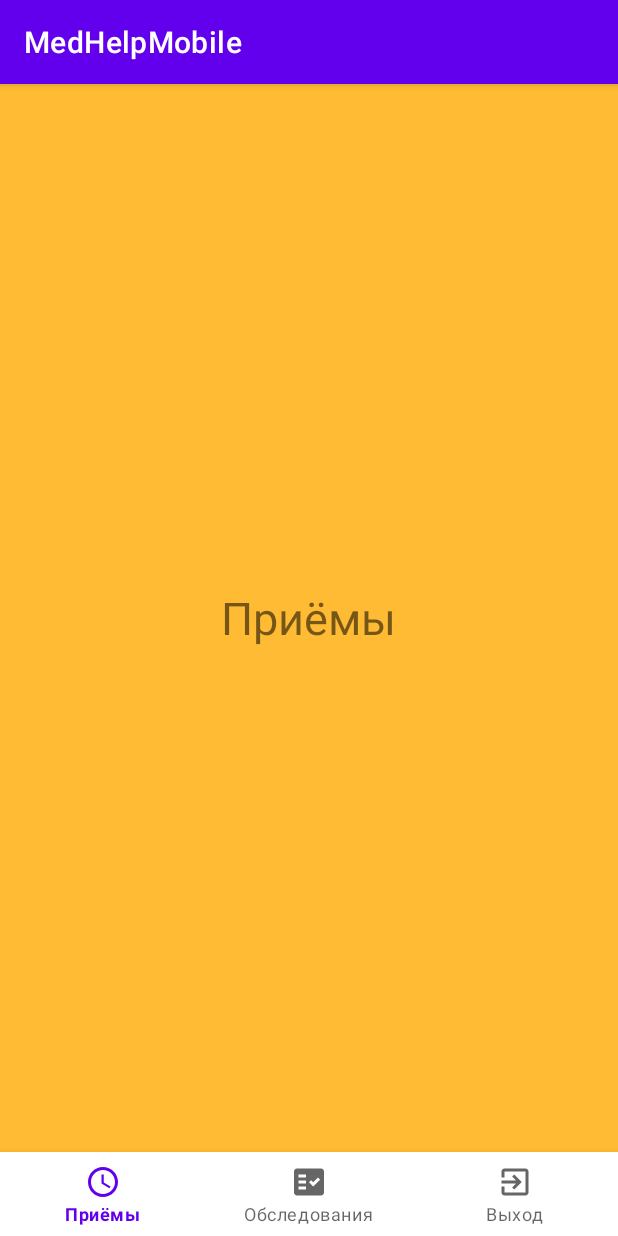
After one commit to Underwindow/medhelp-mobile, an Android app: the ScheduleFragment screen opened directly, with no data from a screen before it, on a phone screen of 412 x 824 dp. The commit adds this screen. Run offline under Robolectric (Android 15) with nearby library versions, the phone set to English and light mode, and no system bars.

Commit message:
Добавлены страницы авторизации, приёмов, обследований и выхода из учетной записи

```diff
--- a/app/build.gradle
+++ b/app/build.gradle
@@ -39,7 +39,9 @@ dependencies {
     implementation 'androidx.appcompat:appcompat:1.2.0'
     implementation 'com.google.android.material:material:1.2.1'
     implementation 'androidx.constraintlayout:constraintlayout:2.0.4'
+    implementation 'androidx.wear:wear:1.0.0'
     testImplementation 'junit:junit:4.+'
     androidTestImplementation 'androidx.test.ext:junit:1.1.2'
     androidTestImplementation 'androidx.test.espresso:espresso-core:3.3.0'
+    compileOnly 'com.google.android.wearable:wearable:2.6.0'
 }
--- a/app/src/main/java/com/podoynikov/medhelpmobile/MainActivity.kt
+++ b/app/src/main/java/com/podoynikov/medhelpmobile/MainActivity.kt
@@ -2,10 +2,39 @@ package com.podoynikov.medhelpmobile
 
 import androidx.appcompat.app.AppCompatActivity
 import android.os.Bundle
+import android.view.MenuItem
+import androidx.fragment.app.Fragment
+import com.google.android.material.bottomnavigation.BottomNavigationView
+import java.lang.Exception
 
 class MainActivity : AppCompatActivity() {
     override fun onCreate(savedInstanceState: Bundle?) {
         super.onCreate(savedInstanceState)
         setContentView(R.layout.activity_main)
+
+        supportFragmentManager.beginTransaction().replace(R.id.fragment_container, ScheduleFragment()).commit()
+
+        val bottomNav = findViewById<BottomNavigationView>(R.id.bottom_navigation)
+        bottomNav.setOnNavigationItemSelectedListener(navListener)
+    }
+
+    private val navListener = BottomNavigationView.OnNavigationItemSelectedListener{
+        when (it.itemId) {
+            R.id.nav_schedule, R.id.nav_checklist, R.id.nav_logout -> {
+                // handle click
+                supportFragmentManager.beginTransaction().replace(R.id.fragment_container, getFragmentByMenuItem(it)).commit()
+                true
+            }
+            else -> false
+        }
+    }
+
+    fun getFragmentByMenuItem(menuItem: MenuItem) : Fragment {
+        when (menuItem.itemId){
+            R.id.nav_schedule -> return ScheduleFragment()
+            R.id.nav_checklist -> return ChecklistFragment()
+            R.id.nav_logout -> return  LogoutFragment()
+            else -> throw Exception("No such fragment")
+        }
     }
 }
--- /dev/null
+++ b/app/src/main/java/com/podoynikov/medhelpmobile/ScheduleFragment.kt
@@ -0,0 +1,17 @@
+package com.podoynikov.medhelpmobile
+
+import android.os.Bundle
+import android.view.LayoutInflater
+import android.view.View
+import android.view.ViewGroup
+import androidx.fragment.app.Fragment
+
+class ScheduleFragment : Fragment() {
+    override fun onCreateView(
+        inflater: LayoutInflater,
+        container: ViewGroup?,
+        savedInstanceState: Bundle?
+    ): View? {
+        return inflater.inflate(R.layout.fragment_schedule, container, false)
+    }
+}
--- /dev/null
+++ b/app/src/main/res/drawable/ic_baseline_exit_to_app_24.xml
@@ -0,0 +1,10 @@
+<vector xmlns:android="http://schemas.android.com/apk/res/android"
+    android:width="24dp"
+    android:height="24dp"
+    android:viewportWidth="24"
+    android:viewportHeight="24"
+    android:tint="?attr/colorControlNormal">
+  <path
+      android:fillColor="@android:color/white"
+      android:pathData="M10.09,15.59L11.5,17l5,-5 -5,-5 -1.41,1.41L12.67,11H3v2h9.67l-2.58,2.59zM19,3H5c-1.11,0 -2,0.9 -2,2v4h2V5h14v14H5v-4H3v4c0,1.1 0.89,2 2,2h14c1.1,0 2,-0.9 2,-2V5c0,-1.1 -0.9,-2 -2,-2z"/>
+</vector>
--- /dev/null
+++ b/app/src/main/res/drawable/ic_baseline_fact_check_24.xml
@@ -0,0 +1,11 @@
+<vector xmlns:android="http://schemas.android.com/apk/res/android"
+    android:width="24dp"
+    android:height="24dp"
+    android:viewportWidth="24"
+    android:viewportHeight="24"
+    android:tint="?attr/colorControlNormal">
+  <path
+      android:fillColor="@android:color/white"
+      android:pathData="M20,3H4C2.9,3 2,3.9 2,5v14c0,1.1 0.9,2 2,2h16c1.1,0 2,-0.9 2,-2V5C22,3.9 21.1,3 20,3zM10,17H5v-2h5V17zM10,13H5v-2h5V13zM10,9H5V7h5V9zM14.82,15L12,12.16l1.41,-1.41l1.41,1.42L17.99,9l1.42,1.42L14.82,15z"
+      android:fillType="evenOdd"/>
+</vector>
--- /dev/null
+++ b/app/src/main/res/drawable/ic_baseline_schedule_24.xml
@@ -0,0 +1,13 @@
+<vector xmlns:android="http://schemas.android.com/apk/res/android"
+    android:width="24dp"
+    android:height="24dp"
+    android:viewportWidth="24"
+    android:viewportHeight="24"
+    android:tint="?attr/colorControlNormal">
+  <path
+      android:fillColor="@android:color/white"
+      android:pathData="M11.99,2C6.47,2 2,6.48 2,12s4.47,10 9.99,10C17.52,22 22,17.52 22,12S17.52,2 11.99,2zM12,20c-4.42,0 -8,-3.58 -8,-8s3.58,-8 8,-8 8,3.58 8,8 -3.58,8 -8,8z"/>
+  <path
+      android:fillColor="@android:color/white"
+      android:pathData="M12.5,7H11v6l5.25,3.15 0.75,-1.23 -4.5,-2.67z"/>
+</vector>
--- a/app/src/main/res/layout/activity_main.xml
+++ b/app/src/main/res/layout/activity_main.xml
@@ -1,18 +1,23 @@
 <?xml version="1.0" encoding="utf-8"?>
-<androidx.constraintlayout.widget.ConstraintLayout xmlns:android="http://schemas.android.com/apk/res/android"
+<RelativeLayout xmlns:android="http://schemas.android.com/apk/res/android"
     xmlns:app="http://schemas.android.com/apk/res-auto"
     xmlns:tools="http://schemas.android.com/tools"
     android:layout_width="match_parent"
     android:layout_height="match_parent"
     tools:context=".MainActivity">
 
-    <TextView
-        android:layout_width="wrap_content"
+    <com.google.android.material.circularreveal.CircularRevealFrameLayout
+        android:id="@+id/fragment_container"
+        android:layout_width="match_parent"
+        android:layout_height="match_parent"
+        android:layout_above="@id/bottom_navigation"/>
+
+    <com.google.android.material.bottomnavigation.BottomNavigationView
+        android:id="@+id/bottom_navigation"
+        android:layout_width="match_parent"
         android:layout_height="wrap_content"
-        android:text="Hello World!"
-        app:layout_constraintBottom_toBottomOf="parent"
-        app:layout_constraintLeft_toLeftOf="parent"
-        app:layout_constraintRight_toRightOf="parent"
-        app:layout_constraintTop_toTopOf="parent" />
+        android:layout_alignParentBottom="true"
+        app:menu="@menu/bottom_navigation"
+        android:background="?android:attr/windowBackground"/>
 
-</androidx.constraintlayout.widget.ConstraintLayout>
+</RelativeLayout>
--- /dev/null
+++ b/app/src/main/res/layout/fragment_schedule.xml
@@ -0,0 +1,14 @@
+<?xml version="1.0" encoding="utf-8"?>
+<RelativeLayout xmlns:android="http://schemas.android.com/apk/res/android"
+    android:layout_width="match_parent"
+    android:layout_height="match_parent"
+    android:background="@android:color/holo_orange_light">
+
+    <TextView
+        android:layout_width="wrap_content"
+        android:layout_height="wrap_content"
+        android:text="Приёмы"
+        android:textSize="30sp"
+        android:layout_centerInParent="true"/>
+
+</RelativeLayout>
--- /dev/null
+++ b/app/src/main/res/menu/bottom_navigation.xml
@@ -0,0 +1,16 @@
+<?xml version="1.0" encoding="utf-8"?>
+<menu xmlns:android="http://schemas.android.com/apk/res/android">
+    <item
+        android:id="@+id/nav_schedule"
+        android:icon="@drawable/ic_baseline_schedule_24"
+        android:title="Приёмы"/>
+    <item
+        android:id="@+id/nav_checklist"
+        android:icon="@drawable/ic_baseline_fact_check_24"
+        android:title="Обследования"/>
+    <item
+        android:id="@+id/nav_logout"
+        android:icon="@drawable/ic_baseline_exit_to_app_24"
+        android:title="Выход"/>
+
+</menu>
--- /dev/null
+++ b/app/src/main/res/values-round/strings.xml
@@ -0,0 +1,3 @@
+<resources>
+    <string name="hello_world">Hello Round World!</string>
+</resources>
--- a/app/src/main/res/values/strings.xml
+++ b/app/src/main/res/values/strings.xml
@@ -1,3 +1,9 @@
 <resources>
     <string name="app_name">MedHelpMobile</string>
+    <string name="title_activity_login">LoginActivity</string>
+    <!--
+    This string is used for square devices and overridden by hello_world in
+    values-round/strings.xml for round devices.
+    -->
+    <string name="hello_world">Hello Square World!</string>
 </resources>
```
Also changed, not shown: app/src/main/AndroidManifest.xml (+6 -1 lines), app/src/main/java/com/podoynikov/medhelpmobile/ChecklistFragment.kt (added, +17 -0 lines), app/src/main/java/com/podoynikov/medhelpmobile/LoginActivity.kt (added, +13 -0 lines), app/src/main/java/com/podoynikov/medhelpmobile/LogoutFragment.kt (added, +17 -0 lines), app/src/main/res/layout/activity_login.xml (added, +60 -0 lines), app/src/main/res/layout/fragment_checklist.xml (added, +14 -0 lines), app/src/main/res/layout/fragment_logout.xml (added, +14 -0 lines), app/src/main/res/values/dimens.xml (added, +15 -0 lines).
